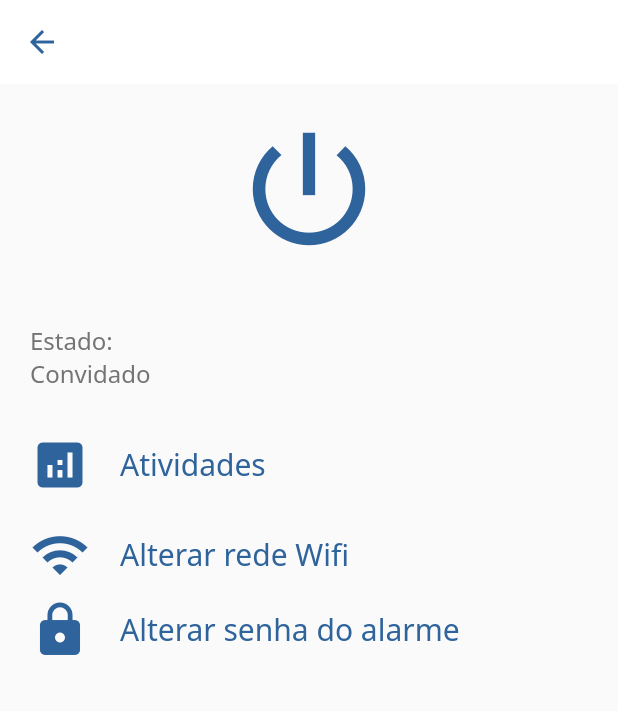
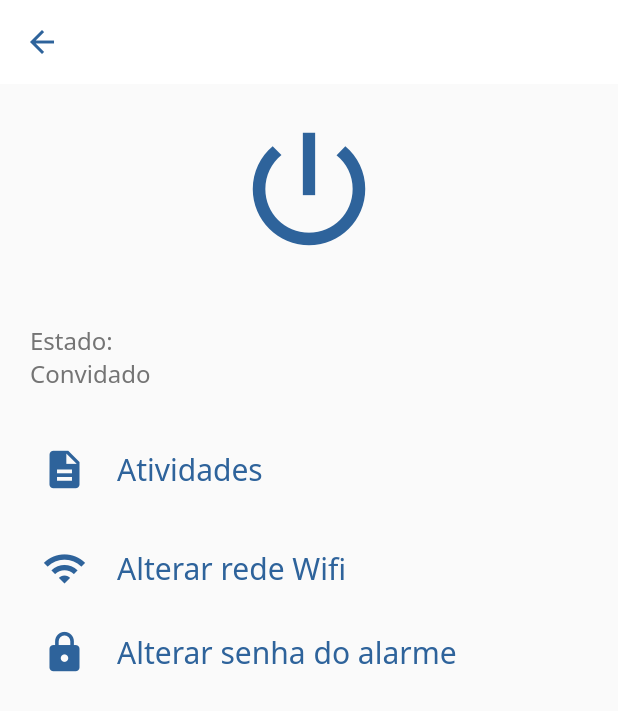
Before and after one commit to alarmouseuepg2023/mobile, a Flutter app: the DevicePage screen opened directly with empty values, on a phone screen of 412 x 824 dp. Shown: the top 711 px of the screen. Run offline on Flutter 3.47's test engine with Material 2 defaults, Android fonts, the phone set to English and light mode, and no system bars; our stand-ins replace dio, email_validator, flutter_dotenv, flutter_riverpod, google_fonts, jwt_decoder and 1 more; missing offline and left inert: animated_card; accounts and stored records are empty.

Commit message:
style(device): styled device button functions

```diff
--- a/lib/modules/device/device_page.dart
+++ b/lib/modules/device/device_page.dart
@@ -73,10 +73,12 @@ class _DevicePageState extends State<DevicePage> {
                 Ink(
                   child: InkWell(
                       onTap: () {},
+                      child: Padding(
+                        padding: const EdgeInsets.all(8.0),
                         child: Row(
                           children: [
-                          const Icon(Icons.analytics,
-                              size: 40, color: AppColors.primary),
+                            const Icon(Icons.description,
+                                size: 30, color: AppColors.primary),
                             const SizedBox(
                               width: 20,
                             ),
@@ -85,6 +87,7 @@ class _DevicePageState extends State<DevicePage> {
                               style: TextStyles.deviceActivities,
                             )
                           ],
+                        ),
                       )),
                 ),
                 const SizedBox(
@@ -94,10 +97,12 @@ class _DevicePageState extends State<DevicePage> {
                     ? Ink(
                         child: InkWell(
                             onTap: () {},
+                            child: Padding(
+                              padding: const EdgeInsets.all(8.0),
                               child: Row(
                                 children: [
                                   const Icon(Icons.people,
-                                    size: 40, color: AppColors.primary),
+                                      size: 30, color: AppColors.primary),
                                   const SizedBox(
                                     width: 20,
                                   ),
@@ -106,6 +111,7 @@ class _DevicePageState extends State<DevicePage> {
                                     style: TextStyles.deviceActivities,
                                   )
                                 ],
+                              ),
                             )),
                       )
                     : const SizedBox(),
@@ -115,10 +121,12 @@ class _DevicePageState extends State<DevicePage> {
                 Ink(
                   child: InkWell(
                       onTap: () {},
+                      child: Padding(
+                        padding: const EdgeInsets.all(8.0),
                         child: Row(
                           children: [
                             const Icon(Icons.wifi,
-                              size: 40, color: AppColors.primary),
+                                size: 30, color: AppColors.primary),
                             const SizedBox(
                               width: 20,
                             ),
@@ -127,6 +135,7 @@ class _DevicePageState extends State<DevicePage> {
                               style: TextStyles.deviceActivities,
                             )
                           ],
+                        ),
                       )),
                 ),
                 const SizedBox(
@@ -135,10 +144,12 @@ class _DevicePageState extends State<DevicePage> {
                 Ink(
                   child: InkWell(
                       onTap: () {},
+                      child: Padding(
+                        padding: const EdgeInsets.all(8.0),
                         child: Row(
                           children: [
                             const Icon(Icons.lock,
-                              size: 40, color: AppColors.primary),
+                                size: 30, color: AppColors.primary),
                             const SizedBox(
                               width: 20,
                             ),
@@ -147,6 +158,7 @@ class _DevicePageState extends State<DevicePage> {
                               style: TextStyles.deviceActivities,
                             )
                           ],
+                        ),
                       )),
                 ),
               ],
```
Lines whose indentation alone changed are shown as unchanged.
